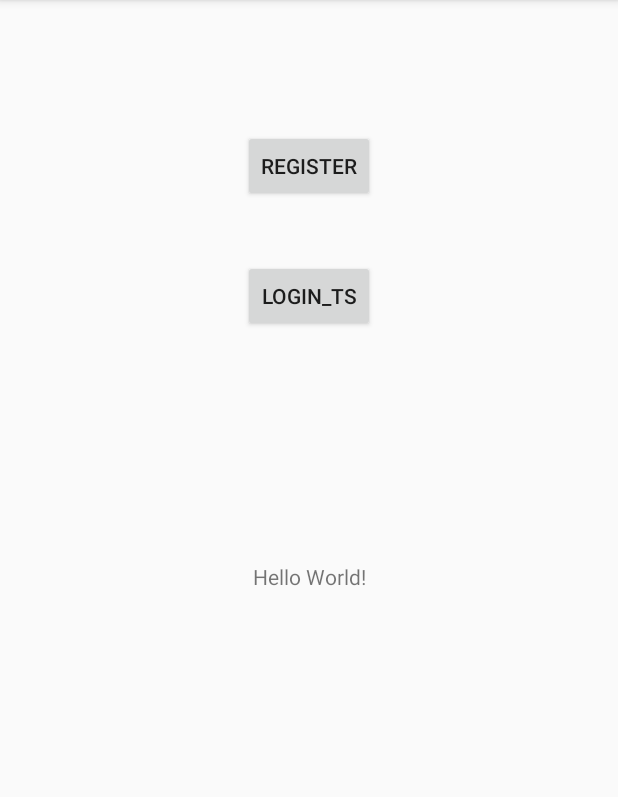
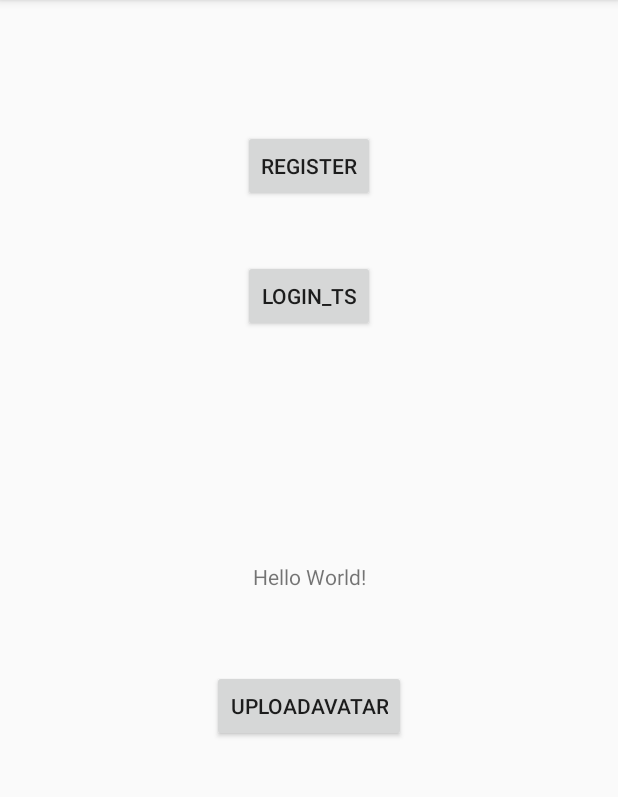
Before and after one commit to ucicloud/AndroidSwing, an Android app: the screen it shows after launch (MainActivity), on a phone screen of 412 x 824 dp, the part 84-881 px from its top. Run offline under Robolectric (Android 15) with nearby library versions, the phone set to English and light mode, and no system bars; our stand-ins replace ButterKnife.

Commit message:
avatar upload test

```diff
--- a/Swing/app/src/main/res/layout/activity_main.xml
+++ b/Swing/app/src/main/res/layout/activity_main.xml
@@ -40,4 +40,16 @@
         app:layout_constraintRight_toRightOf="parent"
         app:layout_constraintTop_toTopOf="parent"/>
 
+    <Button
+        android:id="@+id/btn_upload_avatar"
+        android:layout_width="wrap_content"
+        android:layout_height="wrap_content"
+        android:text="uploadAvatar"
+        tools:layout_editor_absoluteX="162dp"
+        tools:layout_editor_absoluteY="172dp"
+        app:layout_constraintBottom_toBottomOf="parent"
+        app:layout_constraintLeft_toLeftOf="parent"
+        app:layout_constraintRight_toRightOf="parent"
+        app:layout_constraintTop_toTopOf="@id/button_test_login"/>
+
 </android.support.constraint.ConstraintLayout>
--- a/Swing/data/src/main/java/com/kidsdynamic/data/net/avatar/AvatarApi.java
+++ b/Swing/data/src/main/java/com/kidsdynamic/data/net/avatar/AvatarApi.java
@@ -1,21 +1,49 @@
 package com.kidsdynamic.data.net.avatar;
 
+import com.kidsdynamic.data.BuildConfig;
+import com.kidsdynamic.data.net.user.model.UpdateKidAvatarRepEntity;
 import com.kidsdynamic.data.net.user.model.UserInfo;
 
+import java.util.Map;
+
 import okhttp3.MultipartBody;
+import okhttp3.RequestBody;
 import retrofit2.Call;
 import retrofit2.http.Multipart;
 import retrofit2.http.POST;
 import retrofit2.http.Part;
+import retrofit2.http.PartMap;
 
 /**
  * date:   2017/10/18 19:51 <br/>
  */
 
 public interface AvatarApi {
+//    String BASE_URL = BuildConfig.PHOTO_BASE_URL;
+    String BASE_URL = BuildConfig.API_BASE_URL;
+
+    static String param_upload = "upload";
+    static String param_kidId = "kidId";
+
 //https://juejin.im/entry/5879aa9cb123db005de3a2fa
 
+//    200    File upload successfully
+//    400    Bad request. Missing some parameters
+//    500    Internal error. Please send me the error. I will fix it
     @Multipart
-    @POST("/v1/user/avatar/upload")
-    Call<UserInfo> uploadUserAvatar(@Part MultipartBody.Part file);
+    @POST("v1/user/avatar/upload")
+    Call<UserInfo> uploadUserAvatar(@Part MultipartBody.Part filePart);
+
+//    200    File upload successfully
+//    400    Bad request. Missing some parameters
+//    500    Internal error. Please send me the error. I will fix it
+    @Multipart
+    @POST("v1/user/avatar/uploadKid")
+    Call<UpdateKidAvatarRepEntity> uploadKidAvatar(
+            @PartMap() Map<String, RequestBody> pramPart,
+            @Part MultipartBody.Part filePart);
+
+
+    //获取头像接口如下
+    //https://childrenlab.s3.amazonaws.com/userProfile/{userProfile}
 }
--- a/Swing/data/src/main/java/com/kidsdynamic/data/net/event/EventApi.java
+++ b/Swing/data/src/main/java/com/kidsdynamic/data/net/event/EventApi.java
@@ -15,6 +15,6 @@ public interface EventApi {
 
 //    200	Retrieve successfully
 //    500	Internal error. Please send me the error. I will fix it
-    @GET("/v1/event/retrieveAllEventsWithTodo")
+    @GET("v1/event/retrieveAllEventsWithTodo")
     Call<List<EventWithTodo>> retrieveAllEventsWithTodo();
 }
--- a/Swing/data/src/main/java/com/kidsdynamic/data/net/user/UserApiNeedToken.java
+++ b/Swing/data/src/main/java/com/kidsdynamic/data/net/user/UserApiNeedToken.java
@@ -17,7 +17,7 @@ public interface UserApiNeedToken {
 //    200	Retrieve successfully
 //    400	Bad request. The token is invalid
 //    500	Internal error. Please send me the error. I will fix it
-    @GET("/v1/user/retrieveUserProfile")
+    @GET("v1/user/retrieveUserProfile")
     Call<UserProfileRep> retrieveUserProfile();
 
 }
--- a/Swing/data/src/main/java/com/kidsdynamic/data/net/user/UserApiNoNeedToken.java
+++ b/Swing/data/src/main/java/com/kidsdynamic/data/net/user/UserApiNoNeedToken.java
@@ -25,24 +25,24 @@ public interface UserApiNoNeedToken {
 //    200 Success Login
 //    400 Bad Request. Login failed
     @Headers("Content-Type: application/json; charset=UTF-8")
-    @POST("/v1/user/login")
+    @POST("v1/user/login")
     Call<LoginSuccessRep> login(@Body LoginEntity loginEntity);
 
 
     //200 The token is valid
     //403 Forbidden. The token is not valid
     //•The API doesn't return any JSON
-    @GET("/v1/user/isTokenValid")
+    @GET("v1/user/isTokenValid")
     Call<RegisterFailResponse> checkTokenValid(@Query("email") String email, @Query("token") String token);
 
     @Headers("Content-Type: application/json; charset=UTF-8")
-    @POST("/v1/user/register")
+    @POST("v1/user/register")
     Call<RegisterFailResponse> registerUser(@Body RegisterEntity registerEntity);
 
     //200 The email is able to register ;
     //409 Conflict. The email is already registered
     //curl -X GET "http://localhost:8111/v1/user/isEmailAvailableToRegister?email=jack083001@gmail.com"
-    @GET("/v1/user/isEmailAvailableToRegister")
+    @GET("v1/user/isEmailAvailableToRegister")
     Call<Object> checkEmailAvailableToRegister(@Query("email") String email);
 
 
@@ -54,7 +54,7 @@ public interface UserApiNoNeedToken {
     })*/
 
     @Headers("Content-Type: application/json; charset=UTF-8")
-    @PUT("/v1/user/updateProfile")
+    @PUT("v1/user/updateProfile")
     Call<UpdateProfileSuccess> updateProfile (@Body UpdateProfileEntity updateProfileEntity);
 
 
```
Also changed, not shown: Swing/app/src/main/java/com/kidsdynamic/swing/MainActivity.java (+66 -0 lines), Swing/data/src/main/java/com/kidsdynamic/data/net/ApiGen.java (+8 -0 lines), Swing/data/src/main/java/com/kidsdynamic/data/net/avatar/PartUtils.java (+24 -0 lines), Swing/data/src/main/java/com/kidsdynamic/data/net/user/model/UpdateKidAvatarRepEntity.java (added, +184 -0 lines).
